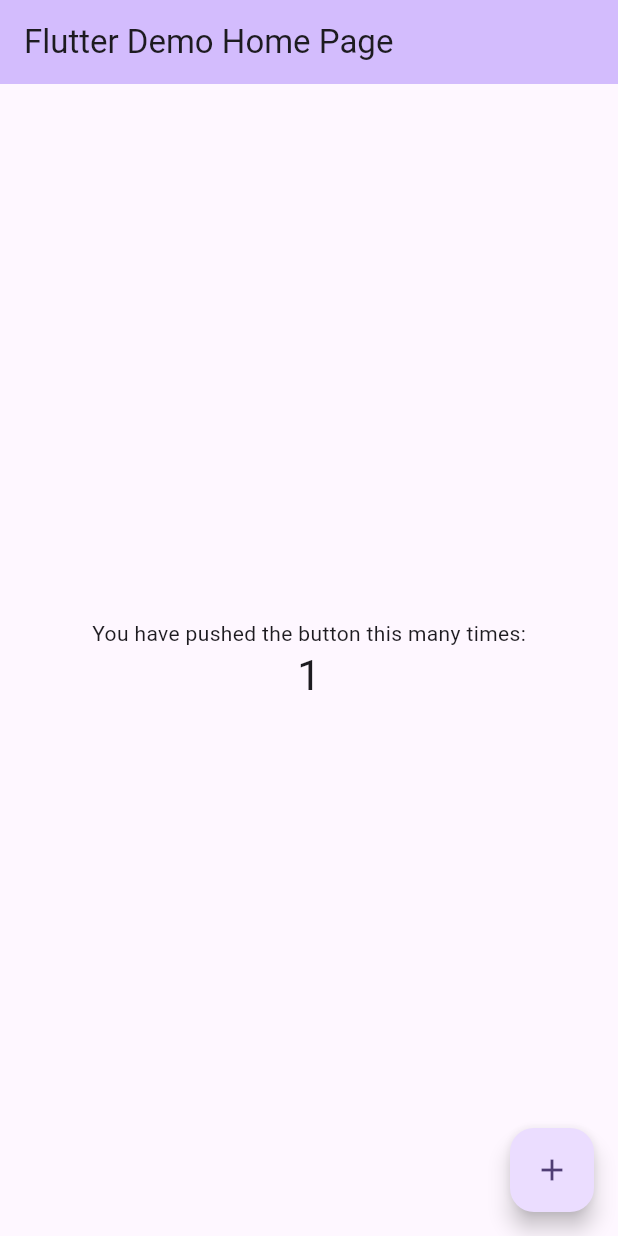
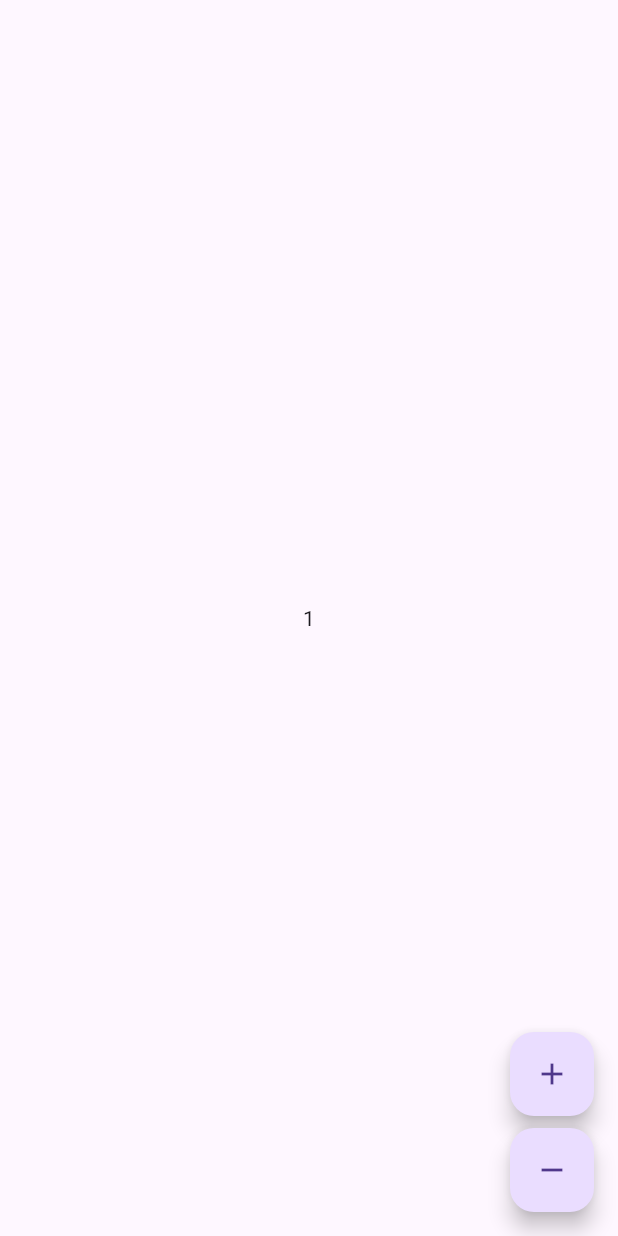
Before and after one commit to MMMIIIN/flutter_playground, a Flutter app: the screen it shows after launch, after a tap on the "add" icon, on a phone screen of 412 x 824 dp. Run offline on Flutter 3.47's test engine with Material 3 defaults, Android fonts, the phone set to English and light mode, and no system bars; our stand-ins replace bloc, flutter_bloc.

Commit message:
[FEAT] bloc counter 연습

```diff
--- /dev/null
+++ b/lib/bloc/counter_example/app.dart
@@ -0,0 +1,7 @@
+import 'package:flutter/material.dart';
+
+import 'view/counter_page.dart';
+
+class CounterApp extends MaterialApp {
+  const CounterApp({super.key}) : super(home: const CounterPage());
+}
--- /dev/null
+++ b/lib/bloc/counter_example/counter.dart
@@ -0,0 +1,2 @@
+export 'cubit/counter_cubit.dart';
+export 'view/view.dart';
--- /dev/null
+++ b/lib/bloc/counter_example/counter_observer.dart
@@ -0,0 +1,12 @@
+import 'package:bloc/bloc.dart';
+
+class CounterObserver extends BlocObserver {
+  const CounterObserver();
+
+  @override
+  void onChange(BlocBase bloc, Change change) {
+    // TODO: implement onChange
+    super.onChange(bloc, change);
+    print('${bloc.runtimeType} $change');
+  }
+}
--- /dev/null
+++ b/lib/bloc/counter_example/cubit/counter_cubit.dart
@@ -0,0 +1,8 @@
+import 'package:flutter_bloc/flutter_bloc.dart';
+
+class CounterCubit extends Cubit<int> {
+  CounterCubit() : super(0);
+
+  void increment() => emit(state + 1);
+  void decrement() => emit(state - 1);
+}
--- /dev/null
+++ b/lib/bloc/counter_example/view/counter_page.dart
@@ -0,0 +1,20 @@
+import 'package:flutter/material.dart';
+import 'package:flutter_bloc/flutter_bloc.dart';
+import 'package:flutter_playground/bloc/counter_example/counter.dart';
+
+/// {@template counter_page}
+/// A [StatelessWidget] which is responsible for providing a
+/// [CounterCubit] instance to the [CounterView].
+/// {@endtemplate}
+class CounterPage extends StatelessWidget {
+  /// {@macro counter_page}
+  const CounterPage({super.key});
+
+  @override
+  Widget build(BuildContext context) {
+    return BlocProvider(
+      create: (_) => CounterCubit(),
+      child: const CounterView(),
+    );
+  }
+}
--- /dev/null
+++ b/lib/bloc/counter_example/view/counter_view.dart
@@ -0,0 +1,37 @@
+import 'package:flutter/material.dart';
+import 'package:flutter_bloc/flutter_bloc.dart';
+import 'package:flutter_playground/bloc/counter_example/counter.dart';
+
+class CounterView extends StatelessWidget {
+  const CounterView({super.key});
+
+  @override
+  Widget build(BuildContext context) {
+    return Scaffold(
+      body: Center(
+        child: BlocBuilder<CounterCubit, int>(
+          builder: (context, state) {
+            return Text("$state");
+          },
+        )
+      ),
+      floatingActionButton: Column(
+        mainAxisAlignment: MainAxisAlignment.end,
+        crossAxisAlignment: CrossAxisAlignment.end,
+        children: <Widget>[
+          FloatingActionButton(
+            key: const Key('counterView_increment_floatingActionButton'),
+            child: const Icon(Icons.add),
+            onPressed: () => context.read<CounterCubit>().increment(),
+          ),
+          const SizedBox(height: 8),
+          FloatingActionButton(
+            key: const Key('counterView_decrement_floatingActionButton'),
+            child: const Icon(Icons.remove),
+            onPressed: () => context.read<CounterCubit>().decrement(),
+          ),
+        ],
+      ),
+    );
+  }
+}
--- /dev/null
+++ b/lib/bloc/counter_example/view/view.dart
@@ -0,0 +1,2 @@
+export 'counter_page.dart';
+export 'counter_view.dart';
--- a/lib/main.dart
+++ b/lib/main.dart
@@ -1,125 +1,9 @@
 import 'package:flutter/material.dart';
+import 'package:bloc/bloc.dart';
+import 'package:flutter_playground/bloc/counter_example/app.dart';
+import 'package:flutter_playground/bloc/counter_example/counter_observer.dart';
 
 void main() {
-  runApp(const MyApp());
+  Bloc.observer = const CounterObserver();
+  runApp(const CounterApp());
 }
-
-class MyApp extends StatelessWidget {
-  const MyApp({super.key});
-
-  // This widget is the root of your application.
-  @override
-  Widget build(BuildContext context) {
-    return MaterialApp(
-      title: 'Flutter Demo',
-      theme: ThemeData(
-        // This is the theme of your application.
-        //
-        // TRY THIS: Try running your application with "flutter run". You'll see
-        // the application has a purple toolbar. Then, without quitting the app,
-        // try changing the seedColor in the colorScheme below to Colors.green
-        // and then invoke "hot reload" (save your changes or press the "hot
-        // reload" button in a Flutter-supported IDE, or press "r" if you used
-        // the command line to start the app).
-        //
-        // Notice that the counter didn't reset back to zero; the application
-        // state is not lost during the reload. To reset the state, use hot
-        // restart instead.
-        //
-        // This works for code too, not just values: Most code changes can be
-        // tested with just a hot reload.
-        colorScheme: ColorScheme.fromSeed(seedColor: Colors.deepPurple),
-        useMaterial3: true,
-      ),
-      home: const MyHomePage(title: 'Flutter Demo Home Page'),
-    );
-  }
-}
-
-class MyHomePage extends StatefulWidget {
-  const MyHomePage({super.key, required this.title});
-
-  // This widget is the home page of your application. It is stateful, meaning
-  // that it has a State object (defined below) that contains fields that affect
-  // how it looks.
-
-  // This class is the configuration for the state. It holds the values (in this
-  // case the title) provided by the parent (in this case the App widget) and
-  // used by the build method of the State. Fields in a Widget subclass are
-  // always marked "final".
-
-  final String title;
-
-  @override
-  State<MyHomePage> createState() => _MyHomePageState();
-}
-
-class _MyHomePageState extends State<MyHomePage> {
-  int _counter = 0;
-
-  void _incrementCounter() {
-    setState(() {
-      // This call to setState tells the Flutter framework that something has
-      // changed in this State, which causes it to rerun the build method below
-      // so that the display can reflect the updated values. If we changed
-      // _counter without calling setState(), then the build method would not be
-      // called again, and so nothing would appear to happen.
-      _counter++;
-    });
-  }
-
-  @override
-  Widget build(BuildContext context) {
-    // This method is rerun every time setState is called, for instance as done
-    // by the _incrementCounter method above.
-    //
-    // The Flutter framework has been optimized to make rerunning build methods
-    // fast, so that you can just rebuild anything that needs updating rather
-    // than having to individually change instances of widgets.
-    return Scaffold(
-      appBar: AppBar(
-        // TRY THIS: Try changing the color here to a specific color (to
-        // Colors.amber, perhaps?) and trigger a hot reload to see the AppBar
-        // change color while the other colors stay the same.
-        backgroundColor: Theme.of(context).colorScheme.inversePrimary,
-        // Here we take the value from the MyHomePage object that was created by
-        // the App.build method, and use it to set our appbar title.
-        title: Text(widget.title),
-      ),
-      body: Center(
-        // Center is a layout widget. It takes a single child and positions it
-        // in the middle of the parent.
-        child: Column(
-          // Column is also a layout widget. It takes a list of children and
-          // arranges them vertically. By default, it sizes itself to fit its
-          // children horizontally, and tries to be as tall as its parent.
-          //
-          // Column has various properties to control how it sizes itself and
-          // how it positions its children. Here we use mainAxisAlignment to
-          // center the children vertically; the main axis here is the vertical
-          // axis because Columns are vertical (the cross axis would be
-          // horizontal).
-          //
-          // TRY THIS: Invoke "debug painting" (choose the "Toggle Debug Paint"
-          // action in the IDE, or press "p" in the console), to see the
-          // wireframe for each widget.
-          mainAxisAlignment: MainAxisAlignment.center,
-          children: <Widget>[
-            const Text(
-              'You have pushed the button this many times:',
-            ),
-            Text(
-              '$_counter',
-              style: Theme.of(context).textTheme.headlineMedium,
-            ),
-          ],
-        ),
-      ),
-      floatingActionButton: FloatingActionButton(
-        onPressed: _incrementCounter,
-        tooltip: 'Increment',
-        child: const Icon(Icons.add),
-      ), // This trailing comma makes auto-formatting nicer for build methods.
-    );
-  }
-}
```
Also changed, not shown: pubspec.yaml (+2 -68 lines), pubspec.lock, 1 other file.
